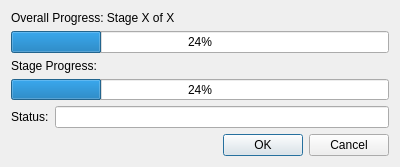
UWStout/PARSEC-Tools, file PhotoscanHelper/forms/ScriptedPhotoScanDialog.ui: the form before one commit.
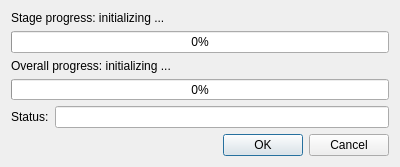
The form after the commit.

Commit message: Tweeks to scripted progress dialog

What changed in the file:
```diff
--- a/PhotoscanHelper/forms/ScriptedPhotoScanDialog.ui
+++ b/PhotoscanHelper/forms/ScriptedPhotoScanDialog.ui
@@ -23,28 +23,28 @@
    <item>
     <widget class="QLabel" name="label_2">
      <property name="text">
-      <string>Overall Progress: Stage X of X</string>
+      <string>Stage progress: initializing ...</string>
      </property>
     </widget>
    </item>
    <item>
     <widget class="QProgressBar" name="progressBar">
      <property name="value">
-      <number>24</number>
+      <number>0</number>
      </property>
     </widget>
    </item>
    <item>
     <widget class="QLabel" name="label">
      <property name="text">
-      <string>Stage Progress:</string>
+      <string>Overall progress: initializing ...</string>
      </property>
     </widget>
    </item>
    <item>
     <widget class="QProgressBar" name="progressBar_2">
      <property name="value">
-      <number>24</number>
+      <number>0</number>
      </property>
     </widget>
    </item>
```
Left out of the diff: 8 changed lines with no effect on the pictures. The commit also changes 2 other files.
